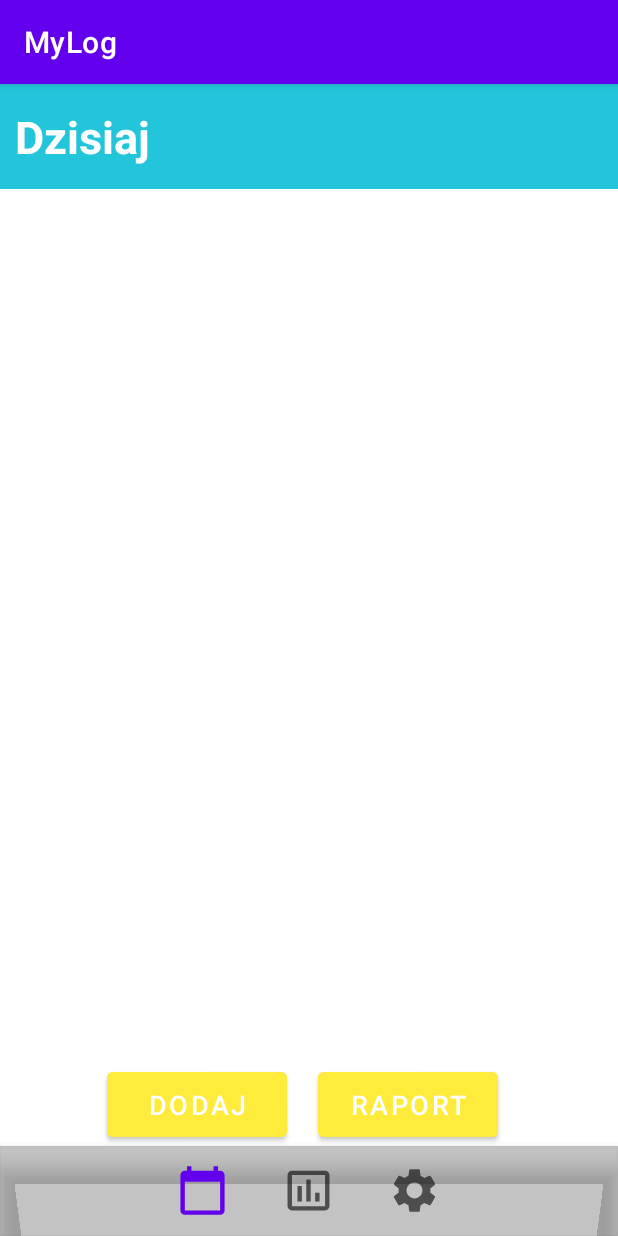
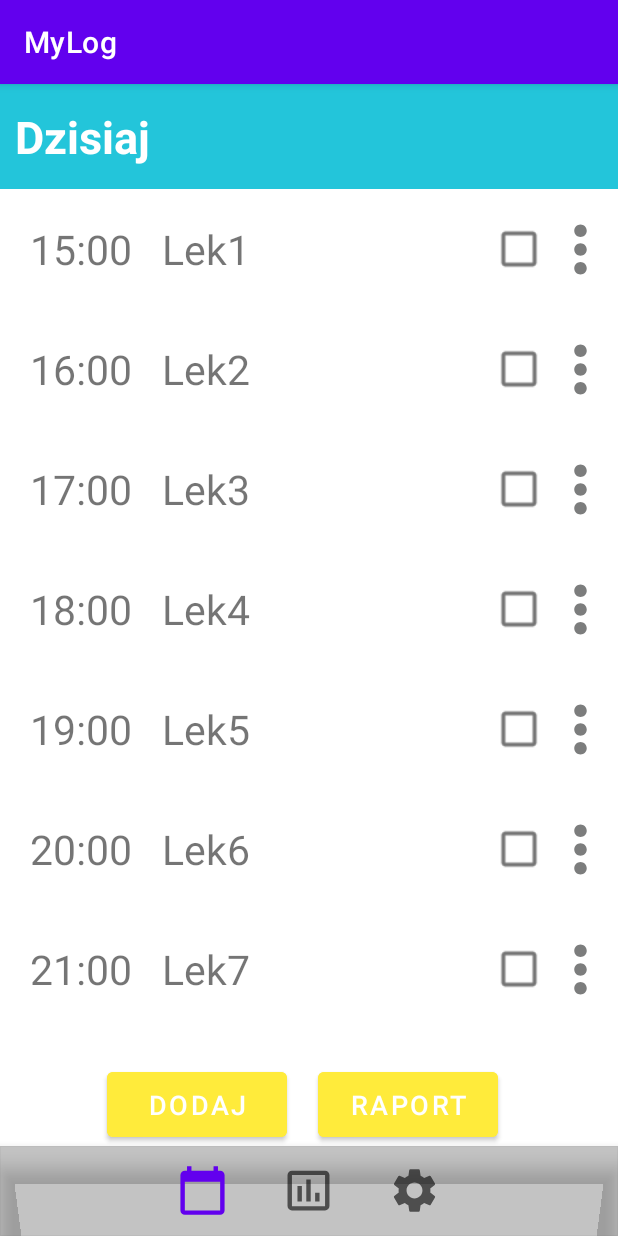
Before and after one commit to marylaa/ZPO_pod_kontrola, an Android app: the UserScheduleActivity screen opened directly, with no data from a screen before it, on a phone screen of 412 x 824 dp. Run offline under Robolectric (Android 15) with nearby library versions, the light colour scheme and no system bars.

Commit message:
dodano liste przewijalna, ale jest na stałych

```diff
--- a/app/src/main/java/com/example/myapp/UserScheduleActivity.kt
+++ /dev/null
@@ -1,15 +0,0 @@
-package com.example.myapp
-
-import android.os.Bundle
-import androidx.appcompat.app.AppCompatActivity
-
-class UserScheduleActivity : AppCompatActivity() {
-
-    override fun onCreate(savedInstanceState: Bundle?) {
-        super.onCreate(savedInstanceState)
-        setContentView(R.layout.user_pills_schedule)
-
-        val uID = intent
-        val userID = uID.getStringExtra("uID")
-    }
-}
--- a/app/src/main/java/com/example/myapp/BaseActivity.kt
+++ b/app/src/main/java/com/example/myapp/login/BaseActivity.kt
@@ -1,7 +1,8 @@
-package com.example.myapp
+package com.example.myapp.login
 
 import androidx.appcompat.app.AppCompatActivity
 import androidx.core.content.ContextCompat
+import com.example.myapp.R
 import com.google.android.material.snackbar.Snackbar
 
 open class BaseActivity : AppCompatActivity() {
--- a/app/src/main/java/com/example/myapp/LoginActivity.kt
+++ b/app/src/main/java/com/example/myapp/login/LoginActivity.kt
@@ -1,4 +1,4 @@
-package com.example.myapp
+package com.example.myapp.login
 
 import android.content.Intent
 import android.os.Bundle
@@ -6,9 +6,9 @@ import android.text.TextUtils
 import android.view.View
 import android.widget.Button
 import android.widget.EditText
+import com.example.myapp.R
+import com.example.myapp.pills_list.UserScheduleActivity
 import com.google.firebase.auth.FirebaseAuth
-import com.google.firebase.database.ktx.database
-import com.google.firebase.ktx.Firebase
 
 class LoginActivity : BaseActivity(), View.OnClickListener {
 
--- a/app/src/main/java/com/example/myapp/RegisterActivity.kt
+++ b/app/src/main/java/com/example/myapp/login/RegisterActivity.kt
@@ -1,4 +1,4 @@
-package com.example.myapp
+package com.example.myapp.login
 
 import android.content.Intent
 import android.os.Bundle
@@ -7,6 +7,8 @@ import android.view.View
 import android.widget.Button
 import android.widget.EditText
 import android.widget.Spinner
+import com.example.myapp.R
+import com.example.myapp.UserModel
 import com.google.android.gms.tasks.OnCompleteListener
 import com.google.firebase.auth.AuthResult
 import com.google.firebase.auth.FirebaseAuth
--- /dev/null
+++ b/app/src/main/java/com/example/myapp/pills_list/PillItem.kt
@@ -0,0 +1,6 @@
+package com.example.myapp.pills_list
+
+data class PillItem (
+    var name: String,
+    var hour: String
+)
--- /dev/null
+++ b/app/src/main/java/com/example/myapp/pills_list/PillItemAdapter.kt
@@ -0,0 +1,31 @@
+package com.example.myapp.pills_list
+
+import android.view.LayoutInflater
+import android.view.View
+import android.view.ViewGroup
+import android.widget.TextView
+import androidx.recyclerview.widget.RecyclerView
+import com.example.myapp.R
+
+class PillItemAdapter (
+    private val pillList: ArrayList<PillItem>): RecyclerView.Adapter<PillItemAdapter.PillItemViewHolder>()
+{
+
+    override fun onCreateViewHolder(parent: ViewGroup, viewType: Int): PillItemViewHolder {
+        val itemView = LayoutInflater.from(parent.context).inflate(R.layout.item_pill, parent, false)
+        return PillItemViewHolder(itemView)
+    }
+
+    override fun onBindViewHolder(holder: PillItemViewHolder, position: Int) {
+        val currentItem = pillList[position]
+        holder.hour.text = currentItem.hour.toString()
+        holder.pillTitle.text = currentItem.name
+    }
+
+    override fun getItemCount(): Int = pillList.size
+
+    class PillItemViewHolder(itemView: View) : RecyclerView.ViewHolder(itemView) {
+        val pillTitle: TextView = itemView.findViewById(R.id.pillTitle)
+        val hour: TextView = itemView.findViewById(R.id.pillHour)
+    }
+}
--- /dev/null
+++ b/app/src/main/java/com/example/myapp/pills_list/UserScheduleActivity.kt
@@ -0,0 +1,57 @@
+package com.example.myapp.pills_list
+
+import android.os.Bundle
+import androidx.appcompat.app.AppCompatActivity
+import androidx.recyclerview.widget.LinearLayoutManager
+import androidx.recyclerview.widget.RecyclerView
+import com.example.myapp.R
+
+class UserScheduleActivity : AppCompatActivity() {
+
+    private lateinit var newRecyclerView: RecyclerView
+    private lateinit var newArrayList: ArrayList<PillItem>
+    lateinit var hour: Array<String>
+    lateinit var name: Array<String>
+
+    override fun onCreate(savedInstanceState: Bundle?) {
+        super.onCreate(savedInstanceState)
+        setContentView(R.layout.user_pills_schedule)
+
+        name = arrayOf(
+            "Lek1",
+            "Lek2",
+            "Lek3",
+            "Lek4",
+            "Lek5",
+            "Lek6",
+            "Lek7",
+            "Lek8")
+
+        hour = arrayOf(
+            "15:00",
+            "16:00",
+            "17:00",
+            "18:00",
+            "19:00",
+            "20:00",
+            "21:00",
+            "22:00")
+
+//        val uID = intent
+//        val userID = uID.getStringExtra("uID")
+
+        newRecyclerView = findViewById(R.id.rvPills)
+        newRecyclerView.layoutManager = LinearLayoutManager(this)
+        newRecyclerView.setHasFixedSize(true)
+        newArrayList = arrayListOf<PillItem>()
+        getUserData()
+    }
+
+    private fun getUserData() {
+        for(i in name.indices) {
+            val pill = PillItem(name[i], hour[i])
+            newArrayList.add(pill)
+        }
+        newRecyclerView.adapter = PillItemAdapter(newArrayList)
+    }
+}
--- a/app/src/main/res/layout/activity_register.xml
+++ b/app/src/main/res/layout/activity_register.xml
@@ -7,7 +7,7 @@
     android:layout_width="match_parent"
     android:layout_height="match_parent"
     android:background="@color/background"
-    tools:context=".RegisterActivity">
+    tools:context=".login.RegisterActivity">
 
     <TextView
         android:id="@+id/title"
--- a/app/src/main/res/layout/item_pill.xml
+++ b/app/src/main/res/layout/item_pill.xml
@@ -2,12 +2,11 @@
 <androidx.constraintlayout.widget.ConstraintLayout
     xmlns:android="http://schemas.android.com/apk/res/android"
     xmlns:app="http://schemas.android.com/apk/res-auto"
-    xmlns:tools="http://schemas.android.com/tools"
     android:layout_width="match_parent"
     android:layout_height="80dp">
 
     <TextView
-        android:id="@+id/tvPillTitle"
+        android:id="@+id/pillTitle"
         android:layout_width="0dp"
         android:layout_height="wrap_content"
         android:paddingLeft="20dp"
@@ -15,11 +14,11 @@
         android:textSize="27sp"
         app:layout_constraintBottom_toBottomOf="parent"
         app:layout_constraintEnd_toStartOf="@+id/cbDone"
-        app:layout_constraintStart_toEndOf="@+id/tvPillHour"
+        app:layout_constraintStart_toEndOf="@+id/pillHour"
         app:layout_constraintTop_toTopOf="parent" />
 
     <TextView
-        android:id="@+id/tvPillHour"
+        android:id="@+id/pillHour"
         android:layout_width="wrap_content"
         android:layout_height="wrap_content"
         android:paddingLeft="20dp"
```
Also changed, not shown: app/src/main/AndroidManifest.xml (+4 -4 lines), app/src/main/java/com/example/myapp/MainActivity.kt (+23 -23 lines), app/src/main/java/com/example/myapp/PillModel.kt (added, +12 -0 lines).
